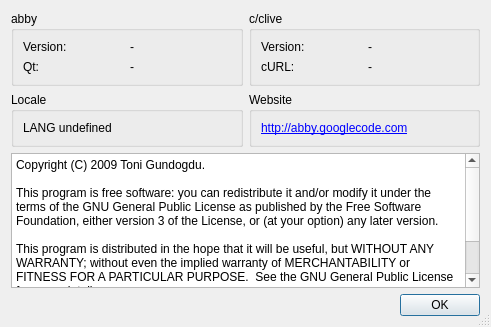
Above: rc/aboutdlg.ui from guendto/abby before the change. Below: the same form after it.
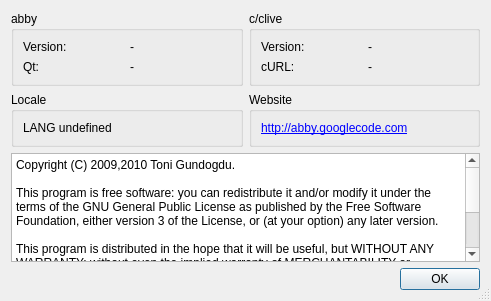
That is the form after the change.

Commit message: about: tweak copyright years.

What changed in the file:
```diff
--- a/rc/aboutdlg.ui
+++ b/rc/aboutdlg.ui
@@ -11,7 +11,7 @@
     <x>0</x>
     <y>0</y>
     <width>491</width>
-    <height>327</height>
+    <height>301</height>
    </rect>
   </property>
   <property name="windowTitle">
@@ -162,7 +162,7 @@
 &lt;html&gt;&lt;head&gt;&lt;meta name=&quot;qrichtext&quot; content=&quot;1&quot; /&gt;&lt;style type=&quot;text/css&quot;&gt;
 p, li { white-space: pre-wrap; }
 &lt;/style&gt;&lt;/head&gt;&lt;body style=&quot; font-family:'Verdana'; font-size:10pt; font-weight:400; font-style:normal;&quot;&gt;
-&lt;p style=&quot; margin-top:0px; margin-bottom:0px; margin-left:0px; margin-right:0px; -qt-block-indent:0; text-indent:0px;&quot;&gt;&lt;span style=&quot; font-family:'Monospace'; font-size:9pt;&quot;&gt;Copyright (C) 2009 Toni Gundogdu.&lt;/span&gt;&lt;/p&gt;
+&lt;p style=&quot; margin-top:0px; margin-bottom:0px; margin-left:0px; margin-right:0px; -qt-block-indent:0; text-indent:0px;&quot;&gt;&lt;span style=&quot; font-family:'Monospace'; font-size:9pt;&quot;&gt;Copyright (C) 2009,2010 Toni Gundogdu.&lt;/span&gt;&lt;/p&gt;
 &lt;p style=&quot;-qt-paragraph-type:empty; margin-top:0px; margin-bottom:0px; margin-left:0px; margin-right:0px; -qt-block-indent:0; text-indent:0px; font-family:'Monospace'; font-size:9pt;&quot;&gt;&lt;/p&gt;
 &lt;p style=&quot; margin-top:0px; margin-bottom:0px; margin-left:0px; margin-right:0px; -qt-block-indent:0; text-indent:0px;&quot;&gt;&lt;span style=&quot; font-family:'Monospace'; font-size:9pt;&quot;&gt;This program is free software: you can redistribute it and/or modify it under the terms of the GNU General Public License as published by the Free Software Foundation, either version 3 of the License, or (at your option) any later version.&lt;/span&gt;&lt;/p&gt;
 &lt;p style=&quot;-qt-paragraph-type:empty; margin-top:0px; margin-bottom:0px; margin-left:0px; margin-right:0px; -qt-block-indent:0; text-indent:0px; font-family:'Monospace'; font-size:9pt;&quot;&gt;&lt;/p&gt;
```
